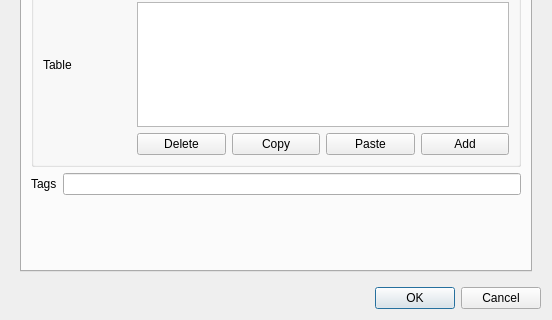
First picture: the form in threedi_schematisation_editor/forms/ui/lateral_2d.ui, repository nens/threedi-schematisation-editor, before the edit; both pictures show x 0 to 552 and y 237 to 557 of the 552 by 557 pixel window.
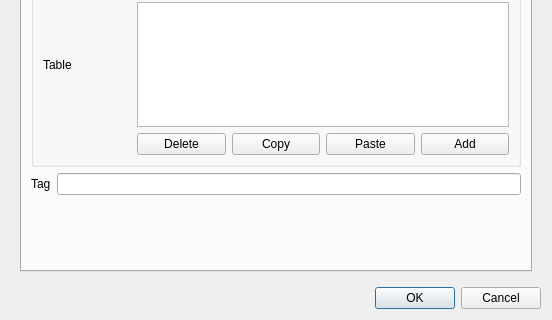
Second picture: the form after the edit.

The edit to the form file:
```diff
--- a/threedi_schematisation_editor/forms/ui/lateral_2d.ui
+++ b/threedi_schematisation_editor/forms/ui/lateral_2d.ui
@@ -56,7 +56,7 @@
              <item>
               <widget class="QLabel" name="label_42">
                <property name="text">
-                <string>Tags</string>
+                <string>Tag</string>
                </property>
               </widget>
              </item>
```
